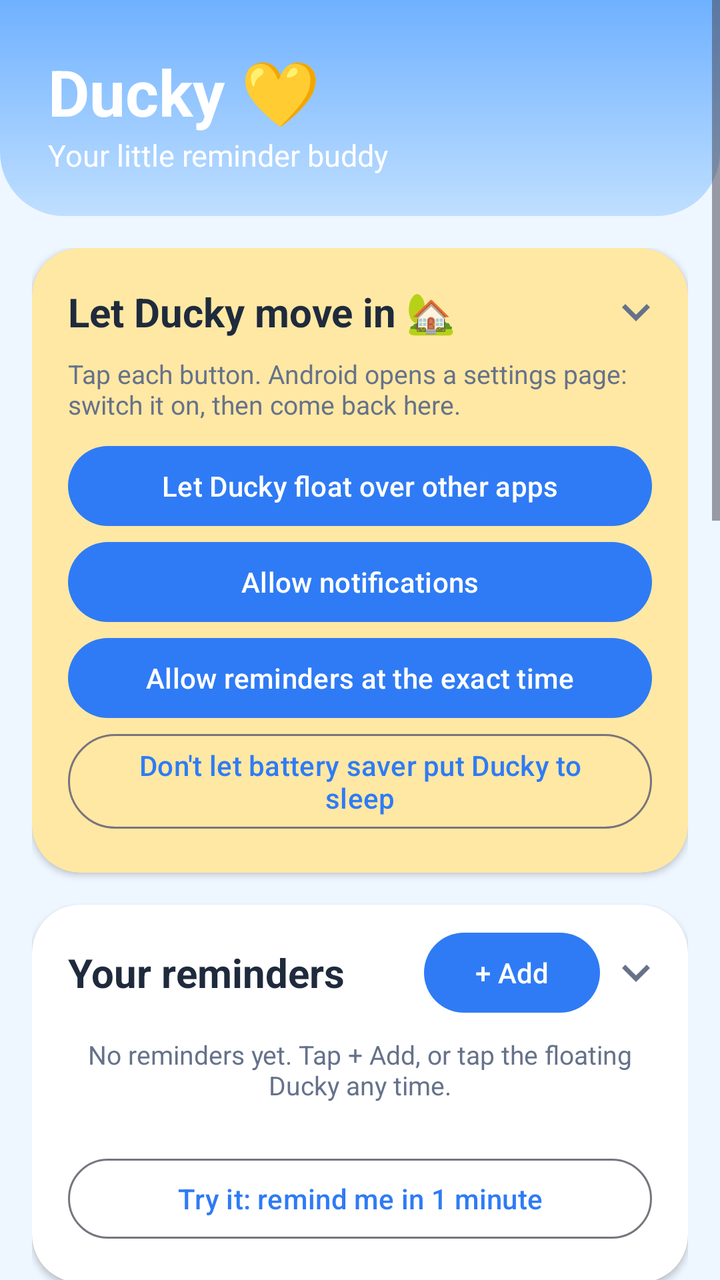
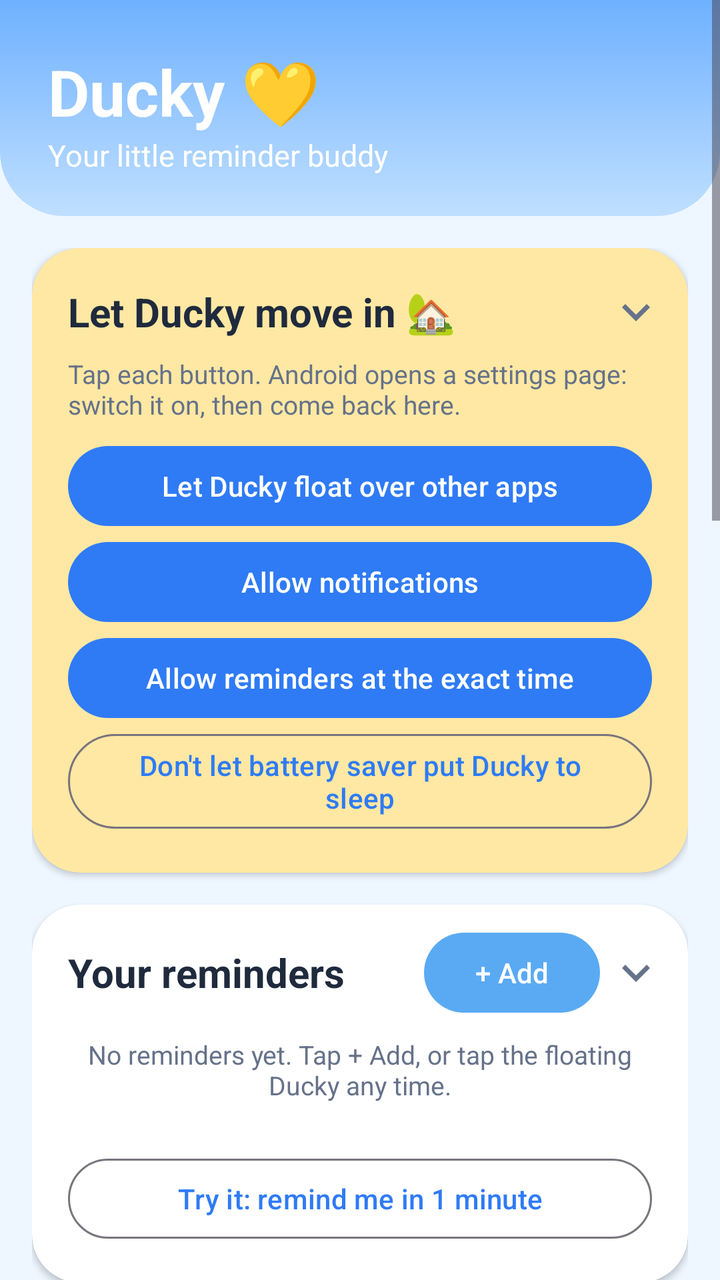

Before-and-after screenshots of an Android layout around one commit, followed by the original layout XML and the change that was made.
<!-- AndroidManifest.xml: application theme Theme.ReminderDucky -->
<!-- res/layout/activity_main.xml -->
<?xml version="1.0" encoding="utf-8"?>
<ScrollView xmlns:android="http://schemas.android.com/apk/res/android"
    xmlns:app="http://schemas.android.com/apk/res-auto"
    android:id="@+id/scroll"
    android:layout_width="match_parent"
    android:layout_height="match_parent"
    android:background="@color/page">

    <LinearLayout
        android:layout_width="match_parent"
        android:layout_height="wrap_content"
        android:orientation="vertical"
        android:paddingBottom="32dp">

        
        <FrameLayout
            android:id="@+id/header"
            android:layout_width="match_parent"
            android:layout_height="wrap_content"
            android:background="@drawable/sky_header"
            android:fitsSystemWindows="true">

            <LinearLayout
                android:layout_width="match_parent"
                android:layout_height="wrap_content"
                android:gravity="center_vertical"
                android:orientation="horizontal"
                android:paddingStart="24dp"
                android:paddingTop="8dp"
                android:paddingEnd="8dp"
                android:paddingBottom="4dp">

                <LinearLayout
                    android:layout_width="0dp"
                    android:layout_height="wrap_content"
                    android:layout_weight="1"
                    android:orientation="vertical">

                    <TextView
                        android:layout_width="wrap_content"
                        android:layout_height="wrap_content"
                        android:text="@string/app_title"
                        android:textColor="#FFFFFF"
                        android:textSize="32sp"
                        android:textStyle="bold" />

                    <TextView
                        android:layout_width="wrap_content"
                        android:layout_height="wrap_content"
                        android:text="@string/tagline"
                        android:textColor="#FFFFFF"
                        android:textSize="15sp" />
                </LinearLayout>

                <FrameLayout
                    android:id="@+id/previewHolder"
                    android:layout_width="96dp"
                    android:layout_height="96dp" />
            </LinearLayout>
        </FrameLayout>

        <LinearLayout
            android:layout_width="match_parent"
            android:layout_height="wrap_content"
            android:orientation="vertical"
            android:paddingStart="16dp"
            android:paddingTop="16dp"
            android:paddingEnd="16dp">

            
            <com.google.android.material.card.MaterialCardView
                android:id="@+id/setupCard"
                android:layout_width="match_parent"
                android:layout_height="wrap_content"
                android:layout_marginBottom="16dp"
                app:cardBackgroundColor="?attr/colorSecondaryContainer">

                <LinearLayout
                    android:layout_width="match_parent"
                    android:layout_height="wrap_content"
                    android:orientation="vertical"
                    android:paddingStart="18dp"
                    android:paddingTop="10dp"
                    android:paddingEnd="12dp"
                    android:paddingBottom="10dp">

                    <LinearLayout
                        android:id="@+id/setupCardHead"
                        style="@style/FoldHeader">

                        <TextView
                            style="@style/SectionTitle"
                            android:layout_width="0dp"
                            android:layout_weight="1"
                            android:text="@string/setup_title" />

                        <ImageView
                            android:id="@+id/setupCardChevron"
                            style="@style/FoldChevron" />
                    </LinearLayout>

                    <LinearLayout
                        android:id="@+id/setupCardBody"
                        android:layout_width="match_parent"
                        android:layout_height="wrap_content"
                        android:orientation="vertical"
                        android:paddingEnd="6dp"
                        android:paddingBottom="8dp">

                        <TextView
                            style="@style/SectionSub"
                            android:text="@string/setup_help" />

                        <com.google.android.material.button.MaterialButton
                            android:id="@+id/btnOverlay"
                            android:layout_width="match_parent"
                            android:layout_height="wrap_content"
                            android:text="@string/perm_overlay" />

                        <com.google.android.material.button.MaterialButton
                            android:id="@+id/btnNotif"
                            android:layout_width="match_parent"
                            android:layout_height="wrap_content"
                            android:text="@string/perm_notif" />

                        <com.google.android.material.button.MaterialButton
                            android:id="@+id/btnExact"
                            android:layout_width="match_parent"
                            android:layout_height="wrap_content"
                            android:text="@string/perm_exact" />

                        <com.google.android.material.button.MaterialButton
                            android:id="@+id/btnBattery"
                            style="?attr/materialButtonOutlinedStyle"
                            android:layout_width="match_parent"
                            android:layout_height="wrap_content"
                            android:text="@string/perm_battery" />
                    </LinearLayout>
                </LinearLayout>
            </com.google.android.material.card.MaterialCardView>

            <com.google.android.material.card.MaterialCardView
                android:id="@+id/remindersCard"
                android:layout_width="match_parent"
                android:layout_height="wrap_content"
                android:layout_marginBottom="16dp">

                <LinearLayout
                    android:layout_width="match_parent"
                    android:layout_height="wrap_content"
                    android:orientation="vertical"
                    android:paddingStart="18dp"
                    android:paddingTop="10dp"
                    android:paddingEnd="12dp"
                    android:paddingBottom="10dp">

                    <LinearLayout
                        android:id="@+id/remindersCardHead"
                        style="@style/FoldHeader">

                        <TextView
                            style="@style/SectionTitle"
                            android:layout_width="0dp"
                            android:layout_weight="1"
                            android:text="@string/your_reminders" />

                        <com.google.android.material.button.MaterialButton
                            android:id="@+id/btnAdd"
                            android:layout_width="wrap_content"
                            android:layout_height="wrap_content"
                            android:text="@string/add" />

                        <ImageView
                            android:id="@+id/remindersCardChevron"
                            style="@style/FoldChevron" />
                    </LinearLayout>

                    <LinearLayout
                        android:id="@+id/remindersCardBody"
                        android:layout_width="match_parent"
                        android:layout_height="wrap_content"
                        android:orientation="vertical"
                        android:paddingEnd="6dp"
                        android:paddingBottom="8dp">

                        <TextView
                            android:id="@+id/emptyText"
                            style="@style/SectionSub"
                            android:gravity="center"
                            android:paddingTop="8dp"
                            android:paddingBottom="8dp"
                            android:text="@string/empty" />

                        <LinearLayout
                            android:id="@+id/listContainer"
                            android:layout_width="match_parent"
                            android:layout_height="wrap_content"
                            android:orientation="vertical" />

                        <com.google.android.material.button.MaterialButton
                            android:id="@+id/btnTest"
                            style="?attr/materialButtonOutlinedStyle"
                            android:layout_width="match_parent"
                            android:layout_height="wrap_content"
                            android:layout_marginTop="8dp"
                            android:text="@string/try_it" />
                    </LinearLayout>
                </LinearLayout>
            </com.google.android.material.card.MaterialCardView>

            <com.google.android.material.card.MaterialCardView
                android:id="@+id/todoCard"
                android:layout_width="match_parent"
                android:layout_height="wrap_content"
                android:layout_marginBottom="16dp">

                <LinearLayout
                    android:layout_width="match_parent"
                    android:layout_height="wrap_content"
                    android:orientation="vertical"
                    android:paddingStart="18dp"
                    android:paddingTop="10dp"
                    android:paddingEnd="12dp"
                    android:paddingBottom="10dp">

                    <LinearLayout
                        android:id="@+id/todoCardHead"
                        style="@style/FoldHeader">

                        <TextView
                            style="@style/SectionTitle"
                            android:layout_width="0dp"
                            android:layout_weight="1"
                            android:text="@string/todo_title" />

                        <ImageView
                            android:id="@+id/todoCardChevron"
                            style="@style/FoldChevron" />
                    </LinearLayout>

                    <LinearLayout
                        android:id="@+id/todoCardBody"
                        android:layout_width="match_parent"
                        android:layout_height="wrap_content"
                        android:orientation="vertical"
                        android:paddingEnd="6dp"
                        android:paddingBottom="8dp">

                        <LinearLayout
                            android:layout_width="match_parent"
                            android:layout_height="wrap_content"
                            android:gravity="center_vertical"
                            android:orientation="horizontal">

                            <EditText
                                android:id="@+id/todoInput"
                                android:layout_width="0dp"
                                android:layout_height="48dp"
                                android:layout_weight="1"
                                android:background="@drawable/pill_input"
                                android:hint="@string/todo_hint"
                                android:imeOptions="actionDone"
                                android:importantForAutofill="no"
                                android:inputType="textCapSentences"
                                android:paddingStart="20dp"
                                android:paddingEnd="20dp"
                                android:textColor="@color/ink"
                                android:textColorHint="@color/ink_soft"
                                android:textSize="16sp" />

                            <com.google.android.material.button.MaterialButton
                                android:id="@+id/todoAdd"
                                android:layout_width="wrap_content"
                                android:layout_height="48dp"
                                android:insetTop="0dp"
                                android:insetBottom="0dp"
                                app:cornerRadius="24dp"
                                android:layout_marginStart="8dp"
                                android:text="@string/add" />
                        </LinearLayout>

                        <TextView
                            android:id="@+id/todoEmpty"
                            style="@style/SectionSub"
                            android:gravity="center"
                            android:paddingTop="12dp"
                            android:text="@string/todo_empty" />

                        <LinearLayout
                            android:id="@+id/todoList"
                            android:layout_width="match_parent"
                            android:layout_height="wrap_content"
                            android:orientation="vertical" />

                        <com.google.android.material.button.MaterialButton
                            android:id="@+id/todoClear"
                            style="?attr/borderlessButtonStyle"
                            android:layout_width="wrap_content"
                            android:layout_height="wrap_content"
                            android:layout_gravity="end"
                            android:text="@string/todo_clear" />
                    </LinearLayout>
                </LinearLayout>
            </com.google.android.material.card.MaterialCardView>

            <com.google.android.material.card.MaterialCardView
                android:id="@+id/skinsCard"
                android:layout_width="match_parent"
                android:layout_height="wrap_content"
                android:layout_marginBottom="16dp">

                <LinearLayout
                    android:layout_width="match_parent"
                    android:layout_height="wrap_content"
                    android:orientation="vertical"
                    android:paddingStart="18dp"
                    android:paddingTop="10dp"
                    android:paddingEnd="12dp"
                    android:paddingBottom="10dp">

                    <LinearLayout
                        android:id="@+id/skinsCardHead"
                        style="@style/FoldHeader">

                        <TextView
                            style="@style/SectionTitle"
                            android:layout_width="0dp"
                            android:layout_weight="1"
                            android:text="@string/skins_title" />

                        <ImageView
                            android:id="@+id/skinsCardChevron"
                            style="@style/FoldChevron" />
                    </LinearLayout>

                    <LinearLayout
                        android:id="@+id/skinsCardBody"
                        android:layout_width="match_parent"
                        android:layout_height="wrap_content"
                        android:orientation="vertical"
                        android:paddingEnd="6dp"
                        android:paddingBottom="8dp">

                        <com.google.android.material.chip.ChipGroup
                            android:id="@+id/colorRow"
                            android:layout_width="match_parent"
                            android:layout_height="wrap_content"
                            android:paddingTop="4dp"
                            android:paddingBottom="4dp" />
                    </LinearLayout>
                </LinearLayout>
            </com.google.android.material.card.MaterialCardView>

            <com.google.android.material.card.MaterialCardView
                android:id="@+id/customizeCard"
                android:layout_width="match_parent"
                android:layout_height="wrap_content"
                android:layout_marginBottom="16dp">

                <LinearLayout
                    android:layout_width="match_parent"
                    android:layout_height="wrap_content"
                    android:orientation="vertical"
                    android:paddingStart="18dp"
                    android:paddingTop="10dp"
                    android:paddingEnd="12dp"
                    android:paddingBottom="10dp">

                    <LinearLayout
                        android:id="@+id/customizeCardHead"
                        style="@style/FoldHeader">

                        <TextView
                            style="@style/SectionTitle"
                            android:layout_width="0dp"
                            android:layout_weight="1"
                            android:text="@string/customize_title" />

                        <ImageView
                            android:id="@+id/customizeCardChevron"
                            style="@style/FoldChevron" />
                    </LinearLayout>

                    <LinearLayout
                        android:id="@+id/customizeCardBody"
                        android:layout_width="match_parent"
                        android:layout_height="wrap_content"
                        android:orientation="vertical"
                        android:paddingEnd="6dp"
                        android:paddingBottom="8dp">

                        <LinearLayout
                            android:id="@+id/materialHead"
                            style="@style/FoldHeader"
                            android:layout_marginTop="4dp">

                            <TextView
                                style="@style/FieldLabel"
                                android:layout_width="0dp"
                                android:layout_marginTop="0dp"
                                android:layout_weight="1"
                                android:text="@string/label_material" />

                            <TextView
                                android:id="@+id/materialValue"
                                style="@style/FoldValue" />

                            <ImageView
                                android:id="@+id/materialChevron"
                                style="@style/FoldChevron" />
                        </LinearLayout>

                        <LinearLayout
                            android:id="@+id/materialBody"
                            android:layout_width="match_parent"
                            android:layout_height="wrap_content"
                            android:orientation="vertical">

                            <HorizontalScrollView style="@style/OptionScroll">

                                <LinearLayout
                                    android:id="@+id/materialRow"
                                    android:layout_width="wrap_content"
                                    android:layout_height="wrap_content"
                                    android:orientation="horizontal"
                                    android:paddingTop="4dp"
                                    android:paddingBottom="4dp" />
                            </HorizontalScrollView>
                        </LinearLayout>

                        <LinearLayout
                            android:id="@+id/accessoryHead"
                            style="@style/FoldHeader"
                            android:layout_marginTop="4dp">

                            <TextView
                                style="@style/FieldLabel"
                                android:layout_width="0dp"
                                android:layout_marginTop="0dp"
                                android:layout_weight="1"
                                android:text="@string/label_accessory" />

                            <TextView
                                android:id="@+id/accessoryValue"
                                style="@style/FoldValue" />

                            <ImageView
                                android:id="@+id/accessoryChevron"
                                style="@style/FoldChevron" />
                        </LinearLayout>

                        <LinearLayout
                            android:id="@+id/accessoryBody"
                            android:layout_width="match_parent"
                            android:layout_height="wrap_content"
                            android:orientation="vertical">

                            
                            <com.google.android.material.chip.ChipGroup
                                android:id="@+id/accessoryRow"
                                android:layout_width="match_parent"
                                android:layout_height="wrap_content"
                                android:paddingTop="4dp"
                                android:paddingBottom="4dp" />
                        </LinearLayout>

                        <LinearLayout
                            android:id="@+id/toneHead"
                            style="@style/FoldHeader"
                            android:layout_marginTop="4dp">

                            <TextView
                                style="@style/FieldLabel"
                                android:layout_width="0dp"
                                android:layout_marginTop="0dp"
                                android:layout_weight="1"
                                android:text="@string/label_tone" />

                            <TextView
                                android:id="@+id/toneValue"
                                style="@style/FoldValue" />

                            <ImageView
                                android:id="@+id/toneChevron"
                                style="@style/FoldChevron" />
                        </LinearLayout>

                        <LinearLayout
                            android:id="@+id/toneBody"
                            android:layout_width="match_parent"
                            android:layout_height="wrap_content"
                            android:orientation="vertical">

                            <com.google.android.material.chip.ChipGroup
                                android:id="@+id/toneGroup"
                                android:layout_width="match_parent"
                                android:layout_height="wrap_content"
                                app:selectionRequired="true"
                                app:singleSelection="true" />

                            
                            <TextView
                                android:id="@+id/toneSample"
                                style="@style/SectionSub"
                                android:layout_marginTop="4dp" />
                        </LinearLayout>

                        <LinearLayout
                            android:id="@+id/sizeHead"
                            style="@style/FoldHeader"
                            android:layout_marginTop="4dp">

                            <TextView
                                style="@style/FieldLabel"
                                android:layout_width="0dp"
                                android:layout_marginTop="0dp"
                                android:layout_weight="1"
                                android:text="@string/label_size" />

                            <TextView
                                android:id="@+id/sizeValue"
                                style="@style/FoldValue" />

                            <ImageView
                                android:id="@+id/sizeChevron"
                                style="@style/FoldChevron" />
                        </LinearLayout>

                        <LinearLayout
                            android:id="@+id/sizeBody"
                            android:layout_width="match_parent"
                            android:layout_height="wrap_content"
                            android:orientation="vertical">

                            <HorizontalScrollView style="@style/OptionScroll">

                                <LinearLayout
                                    android:id="@+id/sizeRow"
                                    android:layout_width="wrap_content"
                                    android:layout_height="wrap_content"
                                    android:orientation="horizontal"
                                    android:paddingTop="4dp"
                                    android:paddingBottom="4dp" />
                            </HorizontalScrollView>
                        </LinearLayout>

                        <LinearLayout
                            android:id="@+id/languageHead"
                            style="@style/FoldHeader"
                            android:layout_marginTop="4dp">

                            <TextView
                                style="@style/FieldLabel"
                                android:layout_width="0dp"
                                android:layout_marginTop="0dp"
                                android:layout_weight="1"
                                android:text="@string/label_language" />

                            <TextView
                                android:id="@+id/languageValue"
                                style="@style/FoldValue" />

                            <ImageView
                                android:id="@+id/languageChevron"
                                style="@style/FoldChevron" />
                        </LinearLayout>

                        <LinearLayout
                            android:id="@+id/languageBody"
                            android:layout_width="match_parent"
                            android:layout_height="wrap_content"
                            android:orientation="vertical">

                            <com.google.android.material.chip.ChipGroup
                                android:id="@+id/languageGroup"
                                android:layout_width="match_parent"
                                android:layout_height="wrap_content"
                                
                                />
                        </LinearLayout>

                        <com.google.android.material.materialswitch.MaterialSwitch
                            android:id="@+id/switchDuck"
                            android:layout_width="match_parent"
                            android:layout_height="wrap_content"
                            android:layout_marginTop="8dp"
                            android:text="@string/show_duck"
                            android:textColor="@color/ink" />

                        <com.google.android.material.materialswitch.MaterialSwitch
                            android:id="@+id/switchQuack"
                            android:layout_width="match_parent"
                            android:layout_height="wrap_content"
                            android:text="@string/tap_quack"
                            android:textColor="@color/ink" />
                    </LinearLayout>
                </LinearLayout>
            </com.google.android.material.card.MaterialCardView>

            <com.google.android.material.button.MaterialButton
                android:id="@+id/btnDone"
                android:layout_width="match_parent"
                android:layout_height="56dp"
                android:text="@string/done_page" />

            <TextView
                style="@style/SectionSub"
                android:gravity="center"
                android:text="@string/autosave_note" />
        </LinearLayout>
    </LinearLayout>
</ScrollView>
<!-- resources referenced by this layout -->
<resources>
  <color name="ink">#1F2A3D</color>
  <color name="ink_soft">#66728A</color>
  <color name="page">#EEF6FF</color>
  <!-- drawable pill_input (drawable) -->
  <?xml version="1.0" encoding="utf-8"?>
  <shape xmlns:android="http://schemas.android.com/apk/res/android" android:shape="rectangle">
      <solid android:color="@color/card" />
      <stroke android:width="1dp" android:color="@color/ink_soft" />
      <corners android:radius="24dp" />
  </shape>
  <string name="add">\+ Add</string>
  <string name="app_title">Ducky 💛</string>
  <string name="autosave_note">Changes are saved automatically.</string>
  <string name="customize_title">Customize your duck</string>
  <string name="done_page">Done</string>
  <string name="empty">No reminders yet. Tap + Add, or tap the floating Ducky any time.</string>
  <string name="label_accessory">Accessory</string>
  <string name="label_language">Language</string>
  <string name="label_material">Material</string>
  <string name="label_size">Size</string>
  <string name="label_tone">Tone</string>
  <string name="perm_battery">Don\'t let battery saver put Ducky to sleep</string>
  <string name="perm_exact">Allow reminders at the exact time</string>
  <string name="perm_notif">Allow notifications</string>
  <string name="perm_overlay">Let Ducky float over other apps</string>
  <string name="setup_help">Tap each button. Android opens a settings page: switch it on, then come back here.</string>
  <string name="setup_title">Let Ducky move in 🏡</string>
  <string name="show_duck">Show Ducky over other apps</string>
  <string name="skins_title">Collectible Ducky skins</string>
  <string name="tagline">Your little reminder buddy</string>
  <string name="tap_quack">Quack when I tap Ducky</string>
  <string name="todo_clear">Clear ticked items</string>
  <string name="todo_empty">Nothing to do. Quack.</string>
  <string name="todo_hint">To do</string>
  <string name="todo_title">To-do list</string>
  <string name="try_it">Try it: remind me in 1 minute</string>
  <string name="your_reminders">Your reminders</string>
  <style name="FoldChevron">
          <item name="android:layout_width">28dp</item>
          <item name="android:layout_height">28dp</item>
          <item name="android:layout_marginStart">4dp</item>
          <item name="android:src">@drawable/ic_chevron</item>
          <item name="android:importantForAccessibility">no</item>
      </style>
  <style name="FoldValue">
          <item name="android:layout_width">wrap_content</item>
          <item name="android:layout_height">wrap_content</item>
          <item name="android:textSize">14sp</item>
          <item name="android:textColor">@color/ink_soft</item>
      </style>
  <style name="OptionScroll">
          <item name="android:layout_width">match_parent</item>
          <item name="android:layout_height">wrap_content</item>
          <item name="android:scrollbars">none</item>
          <item name="android:clipToPadding">false</item>
      </style>
  <style name="SectionTitle">
          <item name="android:layout_width">match_parent</item>
          <item name="android:layout_height">wrap_content</item>
          <item name="android:textSize">20sp</item>
          <item name="android:textStyle">bold</item>
          <item name="android:textColor">@color/ink</item>
      </style>
  <color name="card">#FFFFFF</color>
  <color name="sky_bottom">#BFDFFF</color>
  <color name="sky_top">#6FB1FF</color>
  <style name="DuckCard" parent="Widget.Material3.CardView.Elevated">
          <item name="cardCornerRadius">24dp</item>
          <item name="cardBackgroundColor">@color/card</item>
          <item name="cardElevation">2dp</item>
      </style>
  <!-- unchanged entries left out for length: 6 -->
</resources>

<!-- the commit's change to res/layout/activity_main.xml (unified diff, before → after) -->
@@ -166,6 +166,7 @@
 
                         <com.google.android.material.button.MaterialButton
                             android:id="@+id/btnAdd"
+                            app:backgroundTint="@color/plus_blue"
                             android:layout_width="wrap_content"
                             android:layout_height="wrap_content"
                             android:text="@string/add" />
@@ -270,6 +271,7 @@
 
                             <com.google.android.material.button.MaterialButton
                                 android:id="@+id/todoAdd"
+                            app:backgroundTint="@color/plus_blue"
                                 android:layout_width="wrap_content"
                                 android:layout_height="48dp"
                                 android:insetTop="0dp"
<!-- resource entries referenced after the edit -->
@@ -3,6 +3,7 @@
   <color name="ink">#1F2A3D</color>
   <color name="ink_soft">#66728A</color>
   <color name="page">#EEF6FF</color>
+  <color name="plus_blue">#5AAAF3</color>
   <!-- drawable pill_input (drawable) -->
   <?xml version="1.0" encoding="utf-8"?>
   <shape xmlns:android="http://schemas.android.com/apk/res/android" android:shape="rectangle">
